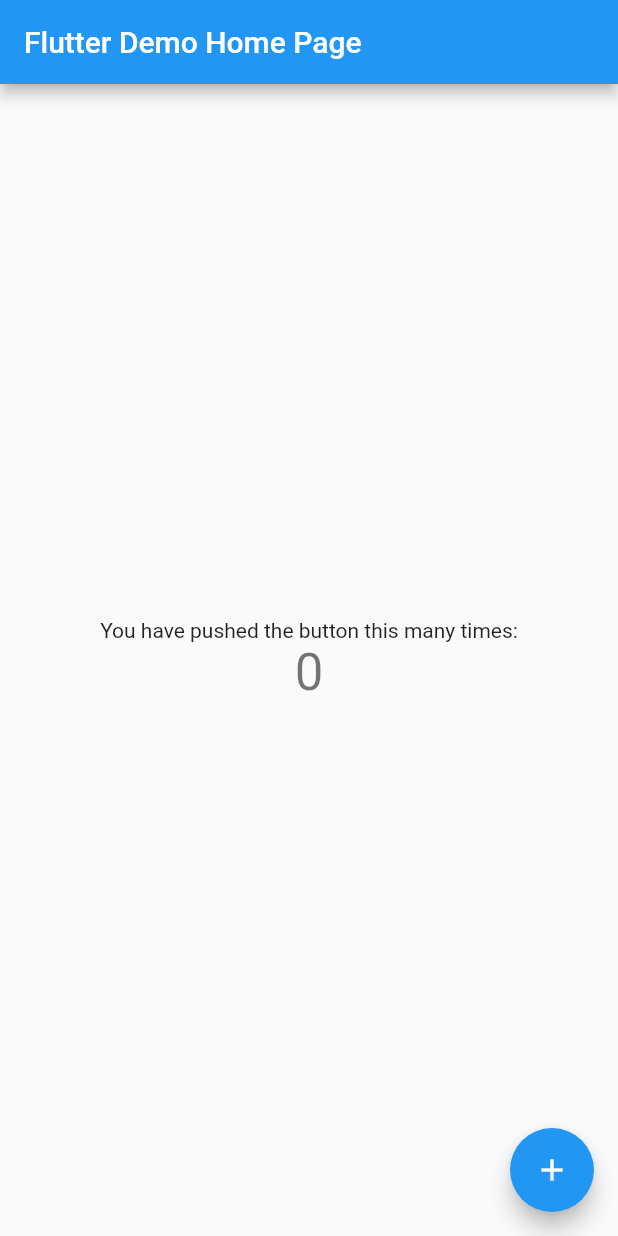
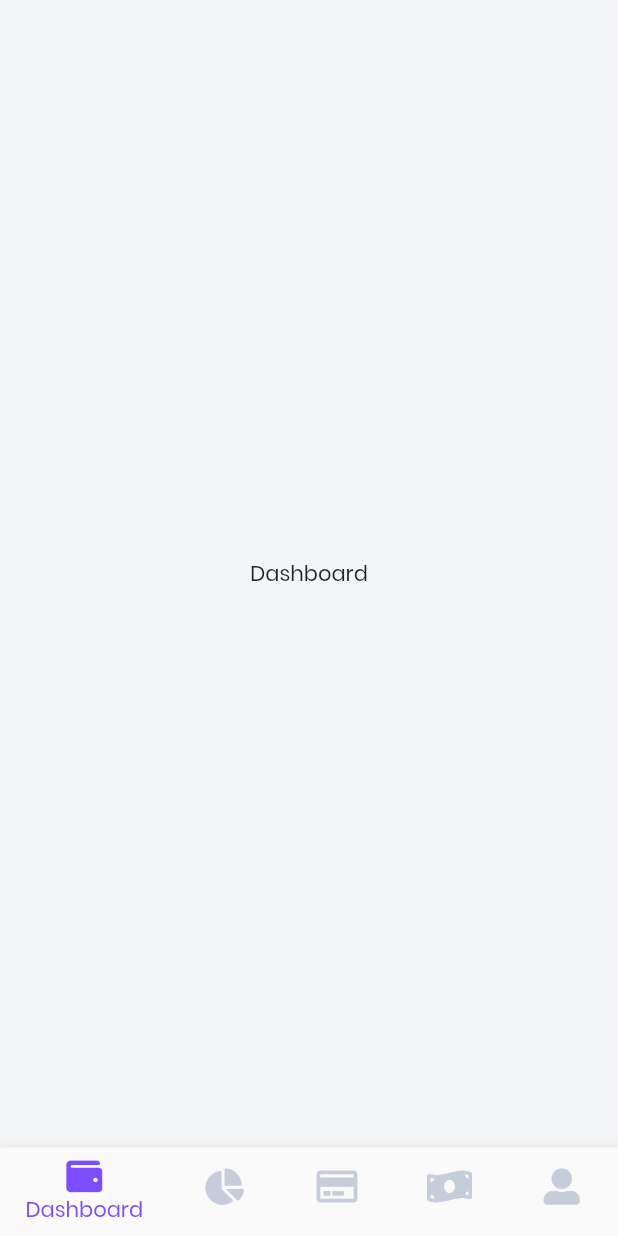
Before and after one commit to IosifGabriel/vanir-frontend, a Flutter app: the screen it shows after launch, on a phone screen of 412 x 824 dp. Run offline on Flutter 3.47's test engine with Material 2 defaults, Android fonts, the phone set to English and light mode, and no system bars; our stand-ins replace font_awesome_flutter.

Commit message:
Created home screen and bottom navigation bar

```diff
--- a/lib/main.dart
+++ b/lib/main.dart
@@ -1,111 +1,22 @@
 import 'package:flutter/material.dart';
+import 'screens/home_screen.dart';
 
-void main() => runApp(MyApp());
+void main() => runApp(VanirApp());
 
-class MyApp extends StatelessWidget {
-  // This widget is the root of your application.
+class VanirApp extends StatelessWidget {
   @override
   Widget build(BuildContext context) {
     return MaterialApp(
-      title: 'Flutter Demo',
+      title: "Vanir - Mobile banking",
+      debugShowCheckedModeBanner: false,
       theme: ThemeData(
-        // This is the theme of your application.
-        //
-        // Try running your application with "flutter run". You'll see the
-        // application has a blue toolbar. Then, without quitting the app, try
-        // changing the primarySwatch below to Colors.green and then invoke
-        // "hot reload" (press "r" in the console where you ran "flutter run",
-        // or simply save your changes to "hot reload" in a Flutter IDE).
-        // Notice that the counter didn't reset back to zero; the application
-        // is not restarted.
-        primarySwatch: Colors.blue,
+        fontFamily: "Poppins",
+        primaryColor: Color(0xFF7C4DFF),
+        accentColor: Color(0xFF00FFA0),
+        secondaryHeaderColor: Color(0xFFC7CCDB),
+        scaffoldBackgroundColor: Color(0xFFF3F5F7),
       ),
-      home: MyHomePage(title: 'Flutter Demo Home Page'),
+      home: HomeScreen(),
     );
   }
 }
-
-class MyHomePage extends StatefulWidget {
-  MyHomePage({Key key, this.title}) : super(key: key);
-
-  // This widget is the home page of your application. It is stateful, meaning
-  // that it has a State object (defined below) that contains fields that affect
-  // how it looks.
-
-  // This class is the configuration for the state. It holds the values (in this
-  // case the title) provided by the parent (in this case the App widget) and
-  // used by the build method of the State. Fields in a Widget subclass are
-  // always marked "final".
-
-  final String title;
-
-  @override
-  _MyHomePageState createState() => _MyHomePageState();
-}
-
-class _MyHomePageState extends State<MyHomePage> {
-  int _counter = 0;
-
-  void _incrementCounter() {
-    setState(() {
-      // This call to setState tells the Flutter framework that something has
-      // changed in this State, which causes it to rerun the build method below
-      // so that the display can reflect the updated values. If we changed
-      // _counter without calling setState(), then the build method would not be
-      // called again, and so nothing would appear to happen.
-      _counter++;
-    });
-  }
-
-  @override
-  Widget build(BuildContext context) {
-    // This method is rerun every time setState is called, for instance as done
-    // by the _incrementCounter method above.
-    //
-    // The Flutter framework has been optimized to make rerunning build methods
-    // fast, so that you can just rebuild anything that needs updating rather
-    // than having to individually change instances of widgets.
-    return Scaffold(
-      appBar: AppBar(
-        // Here we take the value from the MyHomePage object that was created by
-        // the App.build method, and use it to set our appbar title.
-        title: Text(widget.title),
-      ),
-      body: Center(
-        // Center is a layout widget. It takes a single child and positions it
-        // in the middle of the parent.
-        child: Column(
-          // Column is also a layout widget. It takes a list of children and
-          // arranges them vertically. By default, it sizes itself to fit its
-          // children horizontally, and tries to be as tall as its parent.
-          //
-          // Invoke "debug painting" (press "p" in the console, choose the
-          // "Toggle Debug Paint" action from the Flutter Inspector in Android
-          // Studio, or the "Toggle Debug Paint" command in Visual Studio Code)
-          // to see the wireframe for each widget.
-          //
-          // Column has various properties to control how it sizes itself and
-          // how it positions its children. Here we use mainAxisAlignment to
-          // center the children vertically; the main axis here is the vertical
-          // axis because Columns are vertical (the cross axis would be
-          // horizontal).
-          mainAxisAlignment: MainAxisAlignment.center,
-          children: <Widget>[
-            Text(
-              'You have pushed the button this many times:',
-            ),
-            Text(
-              '$_counter',
-              style: Theme.of(context).textTheme.display1,
-            ),
-          ],
-        ),
-      ),
-      floatingActionButton: FloatingActionButton(
-        onPressed: _incrementCounter,
-        tooltip: 'Increment',
-        child: Icon(Icons.add),
-      ), // This trailing comma makes auto-formatting nicer for build methods.
-    );
-  }
-}
--- /dev/null
+++ b/lib/screens/home_screen.dart
@@ -0,0 +1,59 @@
+import 'package:flutter/material.dart';
+import 'package:font_awesome_flutter/font_awesome_flutter.dart';
+import 'package:vanir_app/tabs/placeholder_tab.dart';
+
+class HomeScreen extends StatefulWidget {
+  @override
+  _HomeScreenState createState() => _HomeScreenState();
+}
+
+class _HomeScreenState extends State<HomeScreen> {
+  int _currentTab = 0;
+  final List<Widget> _tabs = [
+    PlaceholderTab("Dashboard"),
+    PlaceholderTab("Analytics"),
+    PlaceholderTab("Cards"),
+    PlaceholderTab("Payments"),
+    PlaceholderTab("Account")
+  ];
+
+  @override
+  Widget build(BuildContext context) {
+    return Scaffold(
+      appBar: null,
+      body: _tabs[_currentTab],
+      bottomNavigationBar: BottomNavigationBar(
+        currentIndex: _currentTab,
+        onTap: (int index) {
+          setState(() => _currentTab = index);
+        },
+        showSelectedLabels: true,
+        showUnselectedLabels: false,
+        selectedItemColor: Theme.of(context).primaryColor,
+        unselectedItemColor: Theme.of(context).secondaryHeaderColor,
+        items: [
+          BottomNavigationBarItem(
+            icon: Icon(FontAwesomeIcons.wallet, size: 24.0),
+            title: Text("Dashboard"),
+          ),
+          BottomNavigationBarItem(
+            icon: FaIcon(FontAwesomeIcons.chartPie, size: 24.0),
+            title: Text("Analytics"),
+          ),
+          BottomNavigationBarItem(
+            icon: FaIcon(FontAwesomeIcons.creditCard, size: 24.0),
+            title: Text("Cards"),
+          ),
+          BottomNavigationBarItem(
+            icon: FaIcon(FontAwesomeIcons.moneyBillWave, size: 24.0),
+            title: Text("Payments"),
+          ),
+          BottomNavigationBarItem(
+            icon: FaIcon(FontAwesomeIcons.userAlt, size: 24.0),
+            title: Text("Account"),
+          ),
+        ],
+      ),
+    );
+  }
+}
--- /dev/null
+++ b/lib/tabs/placeholder_tab.dart
@@ -0,0 +1,15 @@
+
+import 'package:flutter/material.dart';
+
+class PlaceholderTab extends StatelessWidget {
+  final String name;
+
+  PlaceholderTab(this.name);
+
+  @override
+  Widget build(BuildContext context) {
+    return Center(
+      child: Text(name, textAlign: TextAlign.center),
+    );
+  }
+}
```
Also changed, not shown: pubspec.yaml (+12 -15 lines), fonts/Poppins-Bold.ttf (added), fonts/Poppins-Light.ttf (added), fonts/Poppins-Regular.ttf (added), pubspec.lock.
